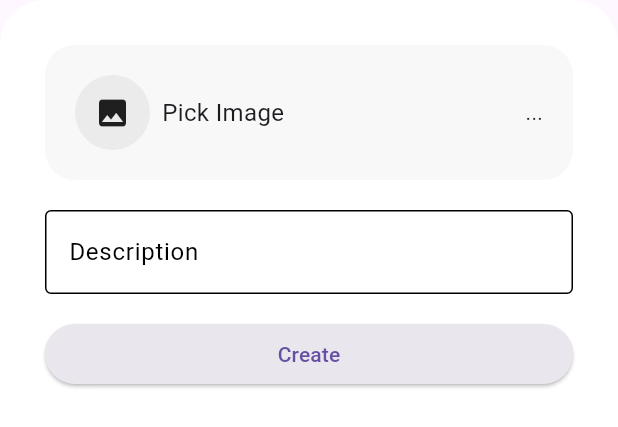
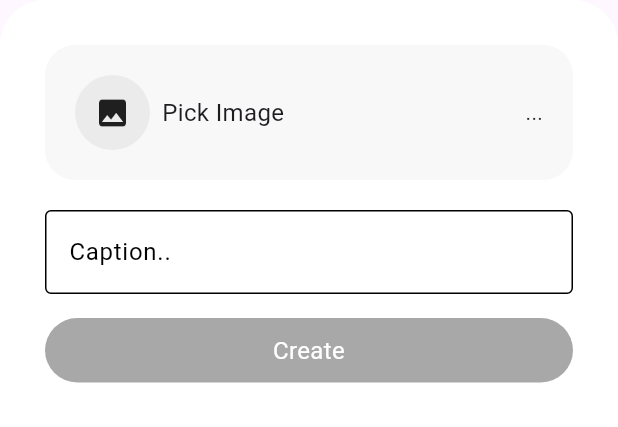
Before and after one commit to mwelwankuta/moodpick, a Flutter app: the UploadModal widget shown alone on an empty page, opened directly with empty values, on a phone screen of 412 x 824 dp. Shown: the top 427 px of the screen. Run offline on Flutter 3.47's test engine with Material 3 defaults, Android fonts, the phone set to English and light mode, and no system bars; our stand-ins replace flutter_secure_storage, flutter_svg, image_picker, timeago; missing offline and left inert: supabase_auth_ui; accounts and stored records are empty; project files that could hold a hidden picture were left out.

```diff
--- a/lib/src/screens/home/home_screen.dart
+++ b/lib/src/screens/home/home_screen.dart
@@ -35,7 +35,7 @@ class _HomeScreenState extends State<HomeScreen> {
     setState(() {
       posts = [];
 
-      for (var i = fetchedPosts.length - 1; i > 0; i--) {
+      for (var i = 0; i <= fetchedPosts.length - 1; i++) {
         var post = fetchedPosts[i];
         posts.add(MoodModel.fromJson(post));
       }
@@ -72,6 +72,7 @@ class _HomeScreenState extends State<HomeScreen> {
                     ? const PostsScreenPlaceHolder()
                     : PageView(
                         controller: controller,
+                        reverse: true,
                         scrollDirection: Axis.vertical,
                         children: posts.map((post) {
                           return MoodPostWidget(
--- a/lib/src/screens/home/widgets/upload_modal/upload_modal.dart
+++ b/lib/src/screens/home/widgets/upload_modal/upload_modal.dart
@@ -14,16 +14,14 @@ class UploadModal extends StatefulWidget {
 }
 
 class _UploadModalState extends State<UploadModal> {
-  final GlobalKey<FormState> _formKey = GlobalKey<FormState>();
-
   String imgFile = "";
-  String? description = "";
   bool _isLoading = false;
   final ImagePicker picker = ImagePicker();
 
   @override
   Widget build(BuildContext context) {
     final _provider = Provider.of<AuthenticationProvider>(context);
+    final TextEditingController captionController = TextEditingController();
 
     return Container(
       padding: const EdgeInsets.all(30),
@@ -32,12 +30,9 @@ class _UploadModalState extends State<UploadModal> {
         color: Colors.white,
       ),
       height: 700,
-      // fill height of the screen
       child: SingleChildScrollView(
         child: SizedBox(
             width: double.infinity,
-            child: Form(
-              key: _formKey,
             child: Column(
               crossAxisAlignment: CrossAxisAlignment.start,
               children: [
@@ -56,50 +51,44 @@ class _UploadModalState extends State<UploadModal> {
                   });
                 }),
                 const SizedBox(height: 20),
-                  TextFormField(
-                    onSaved: (value) {
-                      description = value;
-                    },
+                TextField(
+                  controller: captionController,
                   decoration: const InputDecoration(
-                        labelText: 'Description',
+                      labelText: 'Caption..',
                       labelStyle: TextStyle(color: Colors.black),
                       enabledBorder: OutlineInputBorder(
                         borderSide: BorderSide(color: Colors.black),
                       ),
                       focusedBorder: OutlineInputBorder(
                           borderSide: BorderSide(color: Colors.black))),
-                    validator: (String? value) {
-                      if (value == null || value.isEmpty) {
-                        return 'Please enter some text';
-                      }
-                      return null;
-                    },
                 ),
                 Padding(
                   padding: const EdgeInsets.symmetric(vertical: 16.0),
-                    child: ElevatedButton(
-                      style: ElevatedButton.styleFrom(
-                        minimumSize: const Size.fromHeight(40),
-                        surfaceTintColor: Colors.black,
-                      ),
-                      onPressed: () async {
-                        // Validate will return true if the form is valid, or false if
-                        // the form is invalid.
-                        if (_formKey.currentState!.validate()) {
-                          // Process data.
+                  child: InkWell(
+                    onTap: () async {
                       setState(() {
                         _isLoading = true;
                       });
+
                       await createPost(
-                              _provider.email, imgFile, description);
+                          _provider.email, imgFile, captionController.text);
 
+                      widget.onPostUpload();
                       setState(() {
                         _isLoading = false;
                       });
-                          widget.onPostUpload();
+
                       Navigator.of(context).pop();
-                        }
                     },
+                    child: Container(
+                      padding: const EdgeInsets.fromLTRB(20, 10, 20, 10),
+                      width: double.infinity,
+                      decoration: const BoxDecoration(
+                        color: Color.fromARGB(255, 168, 168, 168),
+                        borderRadius: BorderRadius.all(
+                          Radius.circular(30),
+                        ),
+                      ),
                       child: _isLoading
                           ? Container(
                               width: 24,
@@ -110,11 +99,16 @@ class _UploadModalState extends State<UploadModal> {
                                 strokeWidth: 3,
                               ),
                             )
-                          : const Text('Create'),
+                          : const Text(
+                              'Create',
+                              textAlign: TextAlign.center,
+                              style:
+                                  TextStyle(color: Colors.white, fontSize: 16),
+                            ),
+                    ),
                   ),
                 ),
               ],
-              ),
             )),
       ),
     );
--- a/lib/src/services/posts.dart
+++ b/lib/src/services/posts.dart
@@ -34,5 +34,5 @@ Future<void> createPost(
 }
 
 Future<List<Map<String, dynamic>>> fetchPosts() async {
-  return await supabase.from('posts').select('*');
+  return await supabase.from('posts').select('*').order('id', ascending: false);
 }
```
Lines whose indentation alone changed are shown as unchanged.
